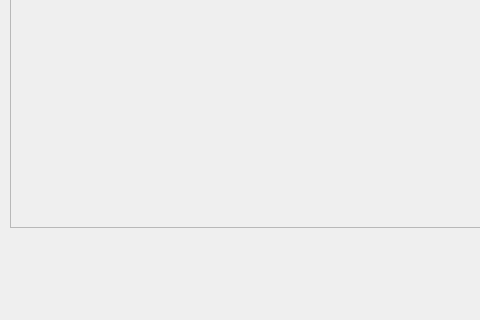
First picture: the form in LibrarianDesktop/mainwindow.ui, repository IvankoIlyin/LibrarianDesktop, before the edit; both pictures show x 0 to 480 and y 333 to 653 of the 800 by 653 pixel window.
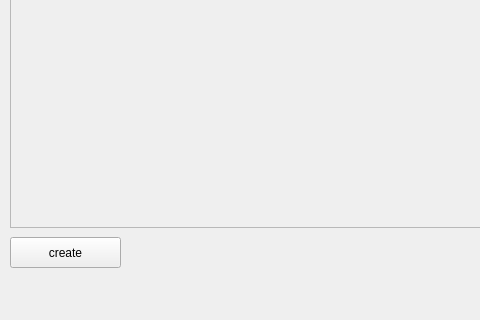
Second picture: the form after the edit.

Commit message: created widgets for user and document, added create button

What changed in the file:
```diff
--- a/LibrarianDesktop/mainwindow.ui
+++ b/LibrarianDesktop/mainwindow.ui
@@ -66,6 +66,19 @@
      </item>
     </layout>
    </widget>
+   <widget class="QPushButton" name="pushButton_create">
+    <property name="geometry">
+     <rect>
+      <x>10</x>
+      <y>570</y>
+      <width>111</width>
+      <height>31</height>
+     </rect>
+    </property>
+    <property name="text">
+     <string>create</string>
+    </property>
+   </widget>
   </widget>
   <widget class="QMenuBar" name="menubar">
    <property name="geometry">
```
The commit also changes 9 other files.
